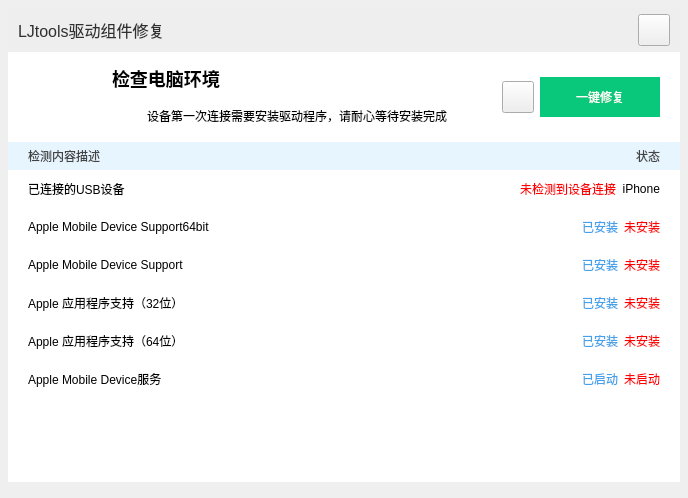
Old version of the form RepairDriver.ui in the repository chifandeyu/iTunesDriverTool.
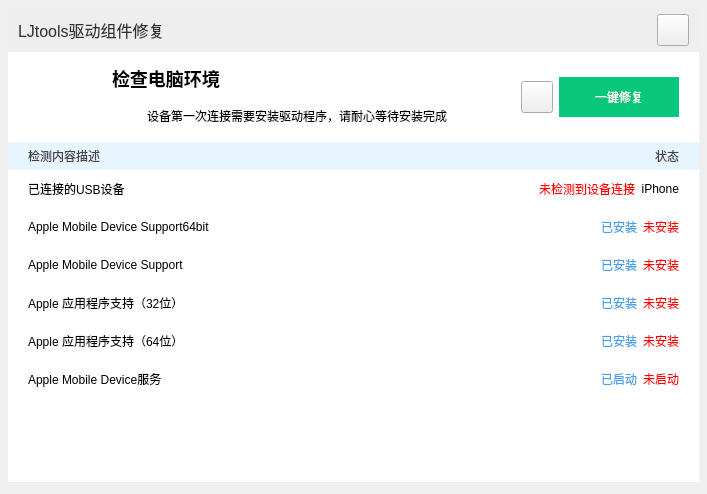
New version of the form. Icons and pictures are not drawn.

Commit message: tips when close;

Diff of the .ui file:
```diff
--- a/RepairDriver.ui
+++ b/RepairDriver.ui
@@ -6,10 +6,22 @@
    <rect>
     <x>0</x>
     <y>0</y>
-    <width>688</width>
-    <height>498</height>
+    <width>707</width>
+    <height>494</height>
    </rect>
   </property>
+  <property name="minimumSize">
+   <size>
+    <width>707</width>
+    <height>0</height>
+   </size>
+  </property>
+  <property name="maximumSize">
+   <size>
+    <width>707</width>
+    <height>16777215</height>
+   </size>
+  </property>
   <property name="windowTitle">
    <string>RepairDriver</string>
   </property>
@@ -180,6 +192,9 @@
          </size>
         </property>
         <layout class="QHBoxLayout" name="horizontalLayout">
+         <property name="spacing">
+          <number>6</number>
+         </property>
          <property name="leftMargin">
           <number>20</number>
          </property>
@@ -260,6 +275,22 @@
            </item>
           </layout>
          </item>
+         <item>
+          <spacer name="horizontalSpacer_7">
+           <property name="orientation">
+            <enum>Qt::Horizontal</enum>
+           </property>
+           <property name="sizeType">
+            <enum>QSizePolicy::MinimumExpanding</enum>
+           </property>
+           <property name="sizeHint" stdset="0">
+            <size>
+             <width>20</width>
+             <height>20</height>
+            </size>
+           </property>
+          </spacer>
+         </item>
          <item>
           <widget class="QPushButton" name="m_pUpdateBtn">
            <property name="minimumSize">
```
Left out of the diff: 19 changed lines with no effect on the pictures. The commit also changes 2 other files.
